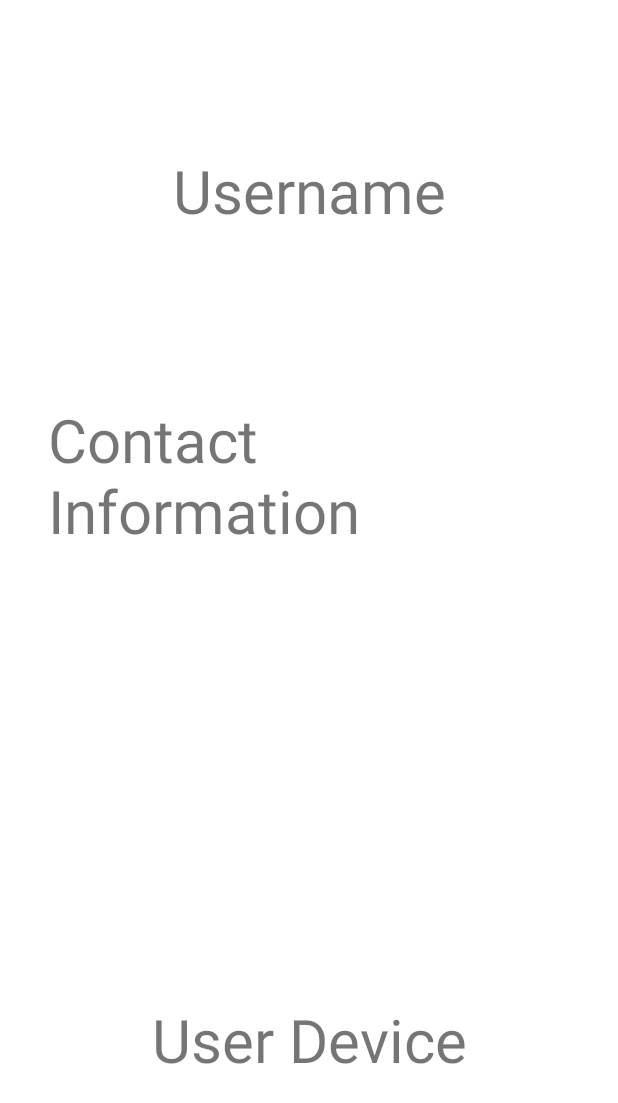
After one commit to CMPUT301W22T05/QRHunter, an Android app: the layout my_profile_layout.xml on its own in the app's theme, with its tools: preview values and no code run, on a phone screen of 412 x 824 dp. The commit adds this screen. Shown: the top 1103 px of the screen. Run offline under Robolectric (Android 15) with nearby library versions, the light colour scheme and no system bars.

Commit message:
wenhao for layouts

```diff
--- /dev/null
+++ b/version 1/app/src/main/res/layout/my_profile_layout.xml
@@ -0,0 +1,46 @@
+<?xml version="1.0" encoding="utf-8"?>
+<androidx.constraintlayout.widget.ConstraintLayout xmlns:android="http://schemas.android.com/apk/res/android"
+    xmlns:app="http://schemas.android.com/apk/res-auto"
+    xmlns:tools="http://schemas.android.com/tools"
+    android:layout_width="match_parent"
+    android:layout_height="match_parent">
+
+
+    <TextView
+        android:id="@+id/username_text"
+        android:layout_width="wrap_content"
+        android:layout_height="wrap_content"
+        android:layout_marginTop="100dp"
+        android:text="Username"
+        android:textSize="40sp"
+        app:layout_constraintEnd_toEndOf="parent"
+        app:layout_constraintStart_toStartOf="parent"
+        app:layout_constraintTop_toTopOf="parent" />
+
+    <TextView
+        android:id="@+id/contact_information_text"
+        android:layout_width="0dp"
+        android:layout_height="195dp"
+        android:layout_marginStart="32dp"
+        android:layout_marginTop="112dp"
+        android:layout_marginEnd="32dp"
+        android:text="Contact Information"
+        android:textSize="40sp"
+        app:layout_constraintEnd_toEndOf="parent"
+        app:layout_constraintStart_toStartOf="parent"
+        app:layout_constraintTop_toBottomOf="@+id/username_text" />
+
+    <TextView
+        android:id="@+id/user_device_text"
+        android:layout_width="wrap_content"
+        android:layout_height="wrap_content"
+        android:layout_marginTop="100dp"
+        android:text="User Device"
+        android:textSize="40sp"
+        app:layout_constraintBottom_toBottomOf="parent"
+        app:layout_constraintEnd_toEndOf="parent"
+        app:layout_constraintStart_toStartOf="parent"
+        app:layout_constraintTop_toBottomOf="@+id/contact_information_text" />
+
+
+</androidx.constraintlayout.widget.ConstraintLayout>
--- a/version 1/app/src/main/res/layout/signup.xml
+++ b/version 1/app/src/main/res/layout/signup.xml
@@ -63,4 +63,5 @@
         app:layout_constraintBottom_toBottomOf="parent"
         app:layout_constraintEnd_toEndOf="parent"
         app:layout_constraintTop_toTopOf="@+id/editTextTextPersonName2" />
+
 </androidx.constraintlayout.widget.ConstraintLayout>
```
Also changed, not shown: version 1/app/src/main/res/layout/my_qr_codes_layout.xml (added, +28 -0 lines), version 1/app/src/main/res/layout/qr_scores_content.xml (added, +36 -0 lines), version 1/app/src/main/res/layout/ranking_content.xml (added, +36 -0 lines), version 1/app/src/main/res/layout/ranking_layout.xml (+13 -3 lines).
